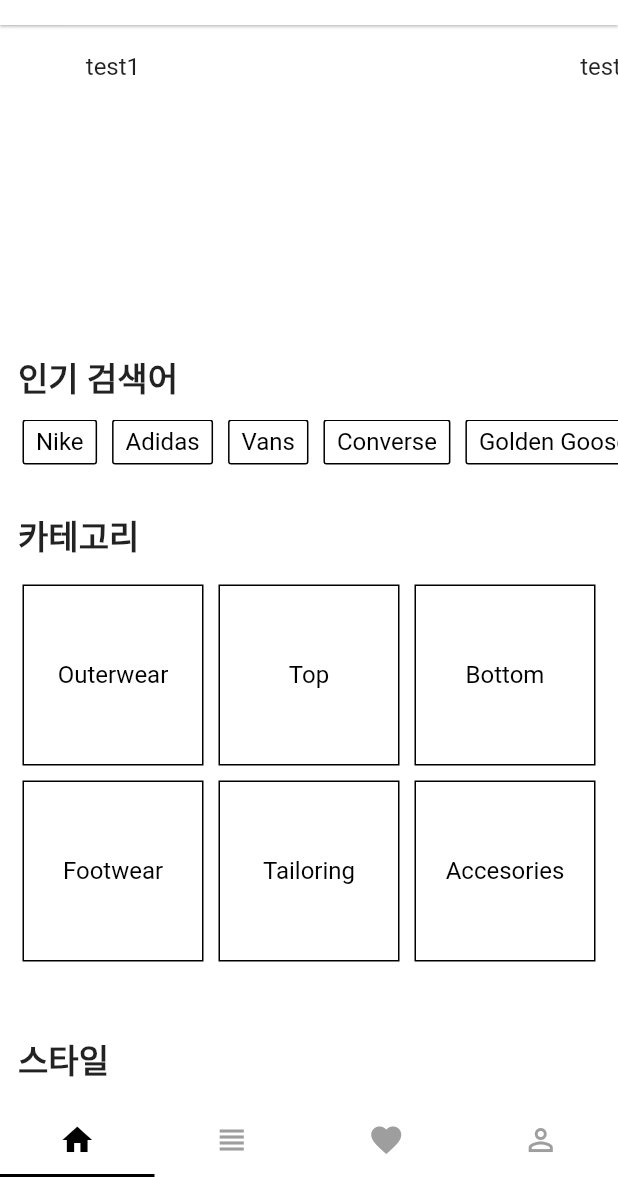
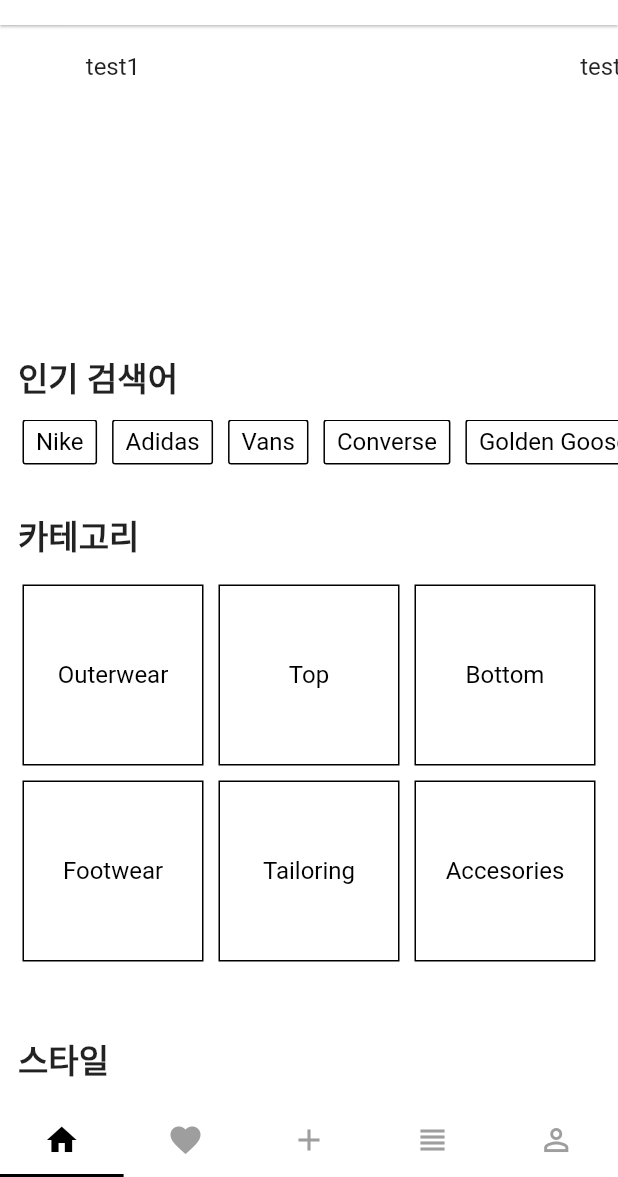
Before and after one commit to geekynerdbiker/flutter, a Flutter app: the screen it shows after launch, on a phone screen of 412 x 824 dp, the part 59-1236 px from its top. Run offline on Flutter 3.47's test engine with Material 2 defaults, Android fonts, the phone set to English and light mode, and no system bars; drawn by our look-alikes of carousel_slider.

Commit message:
Update main.dart

```diff
--- a/lib/main.dart
+++ b/lib/main.dart
@@ -34,6 +34,7 @@ class _MyHomePageState extends State<MyHomePage> {
   List<Widget> pages = [
     HomePage(),
     CollectionPage(),
+    AddProduct(),
     ProductList(),
     ProfilePage()
   ];
@@ -41,7 +42,7 @@ class _MyHomePageState extends State<MyHomePage> {
 
   Widget build(BuildContext context) {
     return DefaultTabController(
-      length: 4,
+      length: 5,
       initialIndex: 0,
       child: Scaffold(
         backgroundColor: Colors.white,
@@ -58,10 +59,13 @@ class _MyHomePageState extends State<MyHomePage> {
                 icon: Icon(Icons.home),
               ),
               Tab(
-                icon: Icon(Icons.view_headline),
+                icon: Icon(Icons.favorite),
               ),
               Tab(
-                icon: Icon(Icons.favorite),
+                icon: Icon(Icons.add),
+              ),
+              Tab(
+                icon: Icon(Icons.view_headline),
               ),
               Tab(
                 icon: Icon(Icons.perm_identity),
```
